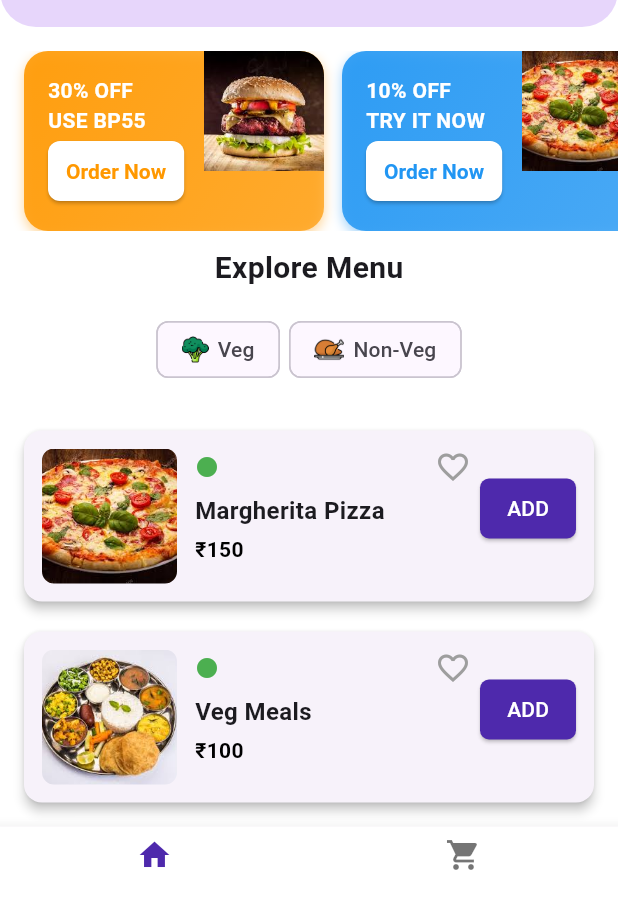
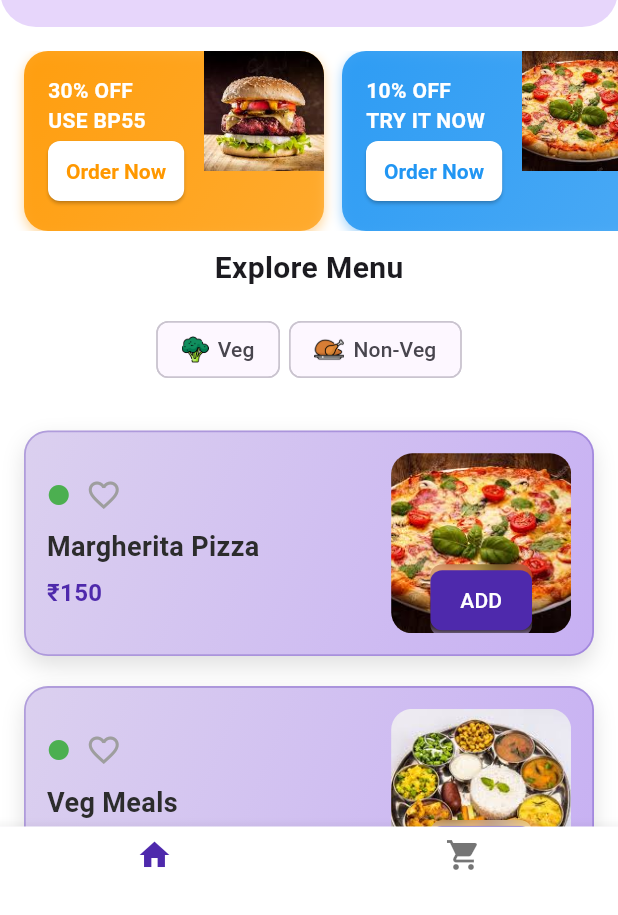
Before and after one commit to VISWA68/Brandopedia-Food-App, a Flutter app: the screen it shows after launch, on a phone screen of 412 x 824 dp, the part 321-1236 px from its top. Run offline on Flutter 3.47's test engine with Material 3 defaults, Android fonts, the phone set to English and light mode, and no system bars; our stand-ins replace lottie, sqflite; accounts and stored records are empty.

Commit message:
Enhanced the food_tile widget

```diff
--- a/food_app/lib/widgets/build_food_tile.dart
+++ b/food_app/lib/widgets/build_food_tile.dart
@@ -1,3 +1,4 @@
+import 'dart:ui';
 import 'package:flutter/material.dart';
 import 'package:food_app/models/food_item.dart';
 import 'package:food_app/providers/cart_provider.dart';
@@ -7,31 +8,48 @@ Widget buildFoodTile(BuildContext context, FoodItem item) {
   final cartProvider = Provider.of<CartProvider>(context);
   final qty = cartProvider.getQuantity(item.id);
 
-  return Card(
+  return Container(
     margin: const EdgeInsets.symmetric(vertical: 10, horizontal: 16),
-    shape: RoundedRectangleBorder(borderRadius: BorderRadius.circular(12)),
-    elevation: 3,
+    decoration: BoxDecoration(
+      borderRadius: BorderRadius.circular(16),
+      gradient: const LinearGradient(
+        colors: [
+          Color.fromARGB(255, 219, 208, 239),
+          Color.fromARGB(255, 199, 176, 243)
+        ],
+        begin: Alignment.topLeft,
+        end: Alignment.bottomRight,
+      ),
+      border: Border.all(
+        color: const Color(0xFF4e29ac).withOpacity(0.3),
+        width: 1.2,
+      ),
+      boxShadow: [
+        BoxShadow(
+          color: Colors.black.withOpacity(0.12),
+          blurRadius: 12,
+          offset: const Offset(0, 6),
+        ),
+      ],
+    ),
+    child: ClipRRect(
+      borderRadius: BorderRadius.circular(16),
       child: Padding(
-      padding: const EdgeInsets.all(12),
+        padding: const EdgeInsets.all(14),
         child: Row(
-        crossAxisAlignment: CrossAxisAlignment.start,
           children: [
-          ClipRRect(
-            borderRadius: BorderRadius.circular(8),
-            child: Image.asset(item.image,
-                width: 90, height: 90, fit: BoxFit.cover),
-          ),
-          const SizedBox(width: 12),
             Expanded(
               child: Column(
                 crossAxisAlignment: CrossAxisAlignment.start,
                 children: [
                   Row(
-                  mainAxisAlignment: MainAxisAlignment.spaceBetween,
                     children: [
-                    Icon(item.isVeg ? Icons.circle : Icons.change_history,
+                      Icon(
+                        item.isVeg ? Icons.circle : Icons.change_history,
                         size: 16,
-                        color: item.isVeg ? Colors.green : Colors.red),
+                        color: item.isVeg ? Colors.green : Colors.red,
+                      ),
+                      const SizedBox(width: 10),
                       GestureDetector(
                         onTap: () {
                           item.isFavourite = !item.isFavourite;
@@ -48,50 +66,75 @@ Widget buildFoodTile(BuildContext context, FoodItem item) {
                       ),
                     ],
                   ),
+                  const SizedBox(height: 10),
+                  Text(
+                    item.name,
+                    style: const TextStyle(
+                      fontSize: 18,
+                      fontWeight: FontWeight.w600,
+                      color: Color(0xFF2C2C2C),
+                    ),
+                  ),
                   const SizedBox(height: 6),
-                Text(item.name,
-                    style: const TextStyle(
-                        fontWeight: FontWeight.bold, fontSize: 16)),
-                const SizedBox(height: 4),
                   Text(
                     "₹${item.price}",
                     style: const TextStyle(
+                      fontSize: 16,
                       fontWeight: FontWeight.bold,
-                      color: Colors.black,
-                      fontSize: 14),
+                      color: Color(0xFF4e29ac),
+                    ),
                   ),
                 ],
               ),
             ),
-          const SizedBox(width: 6),
-          Column(
+            Stack(
+              alignment: Alignment.bottomCenter,
               children: [
-              const SizedBox(height: 16),
-              qty == 0
-                  ? ElevatedButton(
+                ClipRRect(
+                  borderRadius: BorderRadius.circular(14),
+                  child: Image.asset(
+                    item.image,
+                    width: 120,
+                    height: 120,
+                    fit: BoxFit.cover,
+                  ),
+                ),
+                Positioned(
+                  bottom: -2,
+                  child: qty == 0
+                      ? ClipRRect(
+                          borderRadius: BorderRadius.circular(8),
+                          child: BackdropFilter(
+                            filter: ImageFilter.blur(sigmaX: 6, sigmaY: 6),
+                            child: ElevatedButton(
                               style: ElevatedButton.styleFrom(
                                 backgroundColor: const Color(0xFF4e29ac),
+                                padding: const EdgeInsets.symmetric(
+                                    horizontal: 20, vertical: 6),
                                 shape: RoundedRectangleBorder(
-                          borderRadius: BorderRadius.circular(6),
+                                  borderRadius: BorderRadius.circular(8),
                                 ),
-                        padding: const EdgeInsets.symmetric(horizontal: 12),
                               ),
                               onPressed: () {
                                 cartProvider.addToCart(item);
                               },
                               child: const Text("ADD",
                                   style: TextStyle(color: Colors.white)),
+                            ),
+                          ),
                         )
                       : Container(
                           decoration: BoxDecoration(
                             color: const Color(0xFF4e29ac),
-                        borderRadius: BorderRadius.circular(6),
+                            borderRadius: BorderRadius.circular(8),
                           ),
-                      padding: const EdgeInsets.symmetric(horizontal: 8),
+                          padding: const EdgeInsets.symmetric(horizontal: 6),
                           child: Row(
+                            mainAxisSize: MainAxisSize.min,
                             children: [
                               IconButton(
-                            icon: const Icon(Icons.remove, color: Colors.white),
+                                icon: const Icon(Icons.remove,
+                                    color: Colors.white),
                                 onPressed: () {
                                   cartProvider.decreaseQty(item.id);
                                 },
@@ -102,7 +145,8 @@ Widget buildFoodTile(BuildContext context, FoodItem item) {
                                       color: Colors.white,
                                       fontWeight: FontWeight.bold)),
                               IconButton(
-                            icon: const Icon(Icons.add, color: Colors.white),
+                                icon:
+                                    const Icon(Icons.add, color: Colors.white),
                                 onPressed: () {
                                   cartProvider.increaseQty(item.id);
                                 },
@@ -111,10 +155,12 @@ Widget buildFoodTile(BuildContext context, FoodItem item) {
                             ],
                           ),
                         ),
+                ),
               ],
             ),
           ],
         ),
       ),
+    ),
   );
 }
```
Lines whose indentation alone changed are shown as unchanged.
